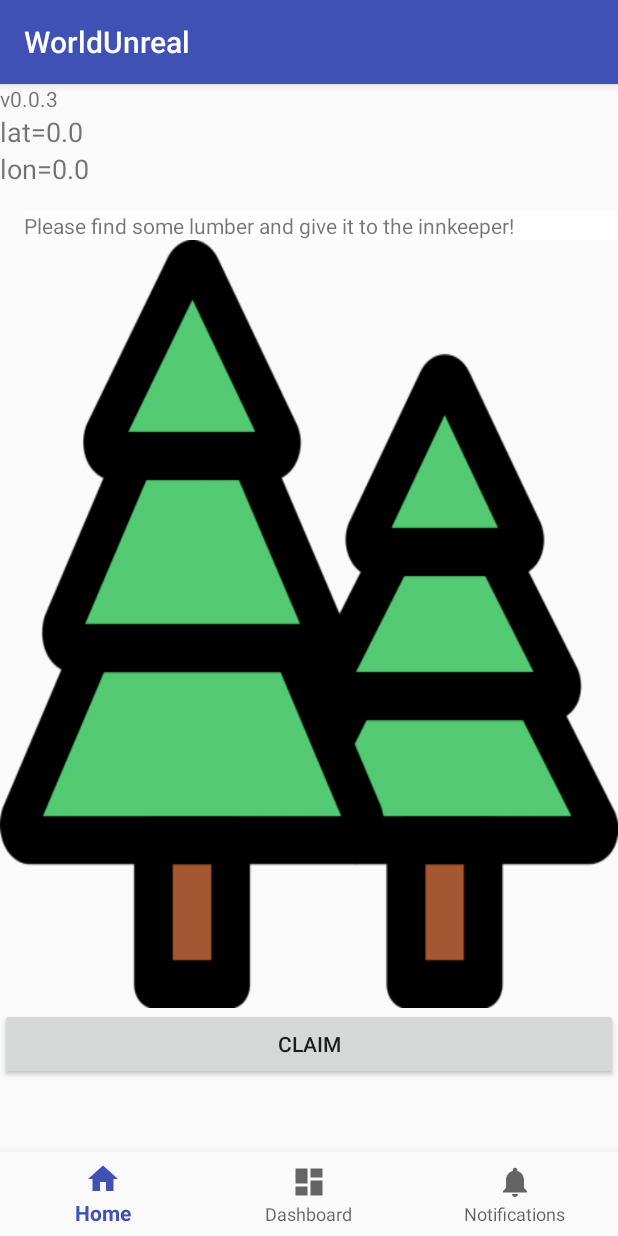
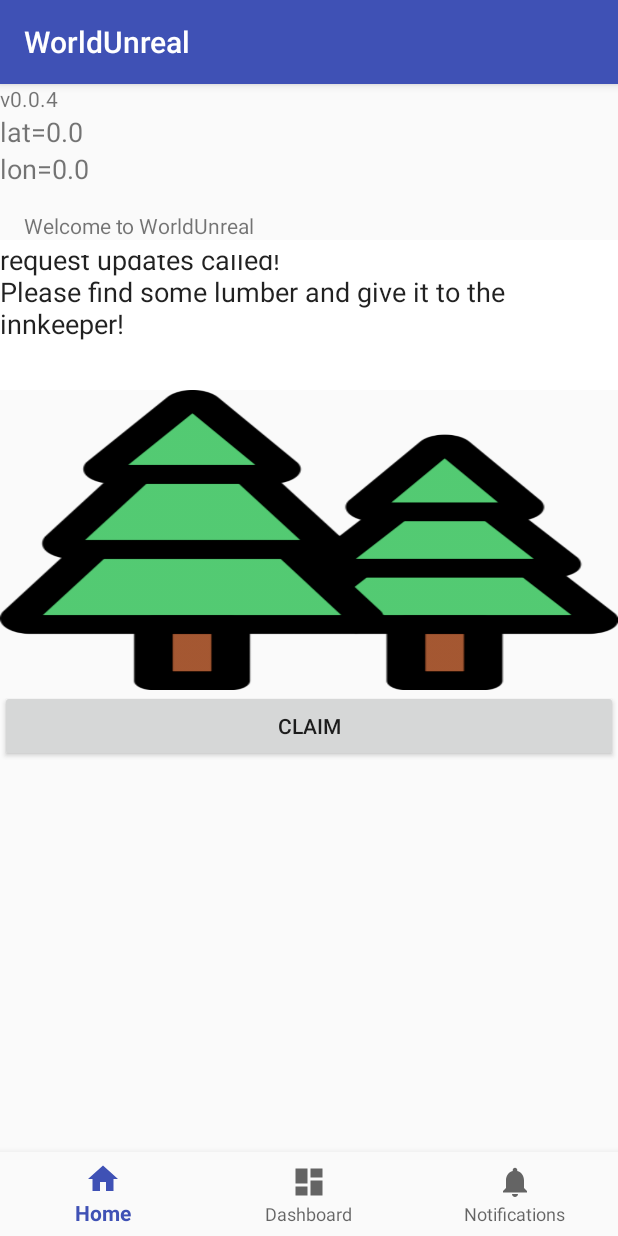
Before and after one commit to michaelringholm/world-unreal, an Android app: the screen it shows after launch (MainActivity), on a phone screen of 412 x 824 dp. Run offline under Robolectric (Android 15) with nearby library versions, the light colour scheme and no system bars.

Commit message:
Fixed layout issues

```diff
--- a/app/src/main/AndroidManifest.xml
+++ b/app/src/main/AndroidManifest.xml
@@ -23,6 +23,7 @@
                 <category android:name="android.intent.category.LAUNCHER" />
             </intent-filter>
         </activity>
+        <activity android:name=".HomeActivity"></activity>
     </application>
 
 </manifest>
--- a/app/src/main/java/dk/stelinno/worldunreal/LocationService.java
+++ b/app/src/main/java/dk/stelinno/worldunreal/LocationService.java
@@ -1,7 +1,10 @@
 package dk.stelinno.worldunreal;
+
+import java.util.Observer;
 
 public interface LocationService {
     SimpleLocation currentLocation();
     boolean isAtLocation(double currentLat, double currentLon, double expectedLat, double expectedLon);
     void start();
+    void addObserver(Observer observer);
 }
--- a/app/src/main/java/dk/stelinno/worldunreal/MainActivity.java
+++ b/app/src/main/java/dk/stelinno/worldunreal/MainActivity.java
@@ -35,29 +35,18 @@ public class MainActivity extends AppCompatActivity implements Observer {
     public ImageView mainImage;
     private LocationService _locationService;
 
-    private BottomNavigationView.OnNavigationItemSelectedListener mOnNavigationItemSelectedListener
-            = new BottomNavigationView.OnNavigationItemSelectedListener() {
-
-        @Override
-        public boolean onNavigationItemSelected(@NonNull MenuItem item) {
-            switch (item.getItemId()) {
-                case R.id.navigation_home:
-                    mTextMessage.setText(R.string.title_home);
-                    return true;
-                case R.id.navigation_dashboard:
-                    mTextMessage.setText(R.string.title_dashboard);
-                    return true;
-                case R.id.navigation_notifications:
-                    mTextMessage.setText(R.string.title_notifications);
-                    return true;
-            }
-            return false;
-        }
-    };
+    private static MainActivity _instance = null;
+    public static MainActivity getCurrent() {
+        if(_instance != null)
+            return _instance;
+        else
+            return null;
+    }
 
     @Override
     protected void onCreate(Bundle savedInstanceState) {
         super.onCreate(savedInstanceState);
+        _instance = this;
         setContentView(R.layout.activity_main);
 
         mTextMessage = findViewById(R.id.message);
@@ -74,6 +63,7 @@ public class MainActivity extends AppCompatActivity implements Observer {
             return;
         }
         _locationService = new SimpleLocationService((LocationManager)this.getSystemService(Context.LOCATION_SERVICE));
+        _locationService.addObserver(this);
         // Register the listener with the Location Manager to receive location updates
         _locationService.start();
         Log("Please find some lumber and give it to the innkeeper!");
@@ -85,8 +75,10 @@ public class MainActivity extends AppCompatActivity implements Observer {
         _locationService.start();
     }
 
+
     @Override
     public void update(Observable o, Object arg) {
+        Log("received update event!");
         if(arg != null && arg instanceof SimpleLocation) {
             SimpleLocation location = (SimpleLocation)arg;
 
@@ -95,6 +87,7 @@ public class MainActivity extends AppCompatActivity implements Observer {
             animText(latitude);
             animText(longitude);
 
+            Log("pos=" + location.getLatitude() + ";" + location.getLongitude());
             if (_locationService.isAtLocation(location.getLatitude(), location.getLongitude(),  55.6967093, 12.4173003))
                 Log("You found an old rusty sword under a pile of rubble!");
             else if (_locationService.isAtLocation(location.getLatitude(), location.getLongitude(),  55.6967093, 12.4173003))
@@ -122,9 +115,10 @@ public class MainActivity extends AppCompatActivity implements Observer {
     }
 
     public void Log(String message) {
-        TextView description = (TextView) findViewById(R.id.description);
-        description.setText(message);
-        animText(description);
+        TextView logView = findViewById(R.id.logView);
+        logView.append(message + "\r\n");
+        //logView.setText(message);
+        animText(logView);
     }
 
     public void animText(TextView textView) {
@@ -148,4 +142,21 @@ public class MainActivity extends AppCompatActivity implements Observer {
         }
     }
 
+    private BottomNavigationView.OnNavigationItemSelectedListener mOnNavigationItemSelectedListener = new BottomNavigationView.OnNavigationItemSelectedListener() {
+        @Override
+        public boolean onNavigationItemSelected(@NonNull MenuItem item) {
+            switch (item.getItemId()) {
+                case R.id.navigation_home:
+                    mTextMessage.setText(R.string.title_home);
+                    return true;
+                case R.id.navigation_dashboard:
+                    mTextMessage.setText(R.string.title_dashboard);
+                    return true;
+                case R.id.navigation_notifications:
+                    mTextMessage.setText(R.string.title_notifications);
+                    return true;
+            }
+            return false;
+        }
+    };
 }
--- a/app/src/main/java/dk/stelinno/worldunreal/SimpleLocationService.java
+++ b/app/src/main/java/dk/stelinno/worldunreal/SimpleLocationService.java
@@ -1,15 +1,13 @@
 package dk.stelinno.worldunreal;
 
-import android.Manifest;
 import android.annotation.SuppressLint;
-import android.content.pm.PackageManager;
 import android.location.Location;
 import android.location.LocationListener;
 import android.location.LocationManager;
 import android.os.Bundle;
-import android.support.v4.app.ActivityCompat;
 
 import java.util.Observable;
+import java.util.Observer;
 
 public class SimpleLocationService extends Observable implements LocationService {
     private LocationManager _locationManager;
@@ -21,8 +19,12 @@ public class SimpleLocationService extends Observable implements LocationService
         _locationListener = new LocationListener() {
             @Override
             public void onLocationChanged(Location location) {
+                MainActivity.getCurrent().Log("onLocationChanged called!");
                 SimpleLocation simpleLocation = new SimpleLocation(location.getLatitude(),location.getLongitude());
+                setChanged();
                 notifyObservers(simpleLocation);
+                int observerCount = SimpleLocationService.super.countObservers();
+                MainActivity.getCurrent().Log("[" + observerCount + "] observers have been notified!");
             }
 
             @Override
@@ -39,12 +41,18 @@ public class SimpleLocationService extends Observable implements LocationService
         };
     }
 
+    public void addObserver(Observer observer) {
+        super.addObserver(observer);
+    }
+
     @SuppressLint("MissingPermission")
     public void start() {
-        //locationManager.requestLocationUpdates(LocationManager.NETWORK_PROVIDER, minTime, minDistance, locationListener);
-        long minTime = 10;
-        float minDistance = 1;
-        _locationManager.requestLocationUpdates(LocationManager.GPS_PROVIDER, minTime, minDistance, _locationListener);
+        MainActivity.getCurrent().Log("start called!");
+        long minTime = 0;
+        float minDistance = 0;
+        //_locationManager.requestLocationUpdates(LocationManager.GPS_PROVIDER, minTime, minDistance, _locationListener);
+        _locationManager.requestLocationUpdates(LocationManager.NETWORK_PROVIDER, minTime, minDistance, _locationListener);
+        MainActivity.getCurrent().Log("request updates called!");
     }
 
     public SimpleLocation currentLocation() {
--- a/app/src/main/res/layout/activity_main.xml
+++ b/app/src/main/res/layout/activity_main.xml
@@ -11,8 +11,6 @@
         android:id="@+id/navigation"
         android:layout_width="0dp"
         android:layout_height="wrap_content"
-        android:layout_marginEnd="0dp"
-        android:layout_marginStart="0dp"
         android:background="?android:attr/windowBackground"
         app:layout_constraintBottom_toBottomOf="parent"
         app:layout_constraintLeft_toLeftOf="parent"
@@ -30,7 +28,7 @@
             android:id="@+id/version"
             android:layout_width="match_parent"
             android:layout_height="wrap_content"
-            android:text="v0.0.3" />
+            android:text="v0.0.4" />
 
         <TextView
             android:id="@+id/latitude"
@@ -57,10 +55,28 @@
             app:layout_constraintLeft_toLeftOf="parent"
             app:layout_constraintTop_toTopOf="parent" />
 
+
+        <ScrollView
+            android:layout_width="match_parent"
+            android:layout_height="100dp">
+
+            <LinearLayout
+                android:layout_width="match_parent"
+                android:layout_height="wrap_content"
+                android:orientation="vertical">
+                <EditText
+                    android:id="@+id/logView"
+                    android:layout_width="match_parent"
+                    android:layout_height="100dp"
+                    android:ems="10"
+                    android:inputType="textMultiLine" />
+            </LinearLayout>
+        </ScrollView>
+
         <ImageView
             android:id="@+id/mainImage"
             android:layout_width="match_parent"
-            android:layout_height="wrap_content"
+            android:layout_height="200dp"
             android:adjustViewBounds="false"
             android:cropToPadding="true"
             android:scaleType="fitXY"
@@ -71,6 +87,7 @@
             android:layout_width="match_parent"
             android:layout_height="wrap_content"
             android:text="Claim" />
+
     </LinearLayout>
 
 </android.support.constraint.ConstraintLayout>
--- a/app/src/main/res/values/styles.xml
+++ b/app/src/main/res/values/styles.xml
@@ -1,7 +1,8 @@
 <resources>
 
     <!-- Base application theme. -->
-    <style name="AppTheme" parent="Theme.AppCompat.Light.DarkActionBar">
+    <!--<style name="AppTheme" parent="Theme.AppCompat.Light.DarkActionBar">-->
+    <style name="AppTheme" parent="Base.Theme.AppCompat.Light.DarkActionBar">
         <!-- Customize your theme here. -->
         <item name="colorPrimary">@color/colorPrimary</item>
         <item name="colorPrimaryDark">@color/colorPrimaryDark</item>
```
Also changed, not shown: app/src/main/java/dk/stelinno/worldunreal/HomeActivity.java (added, +13 -0 lines), app/src/main/res/layout/activity_home.xml (added, +23 -0 lines), app/src/main/res/layout/sample_table_layout.xml (added, +34 -0 lines).
